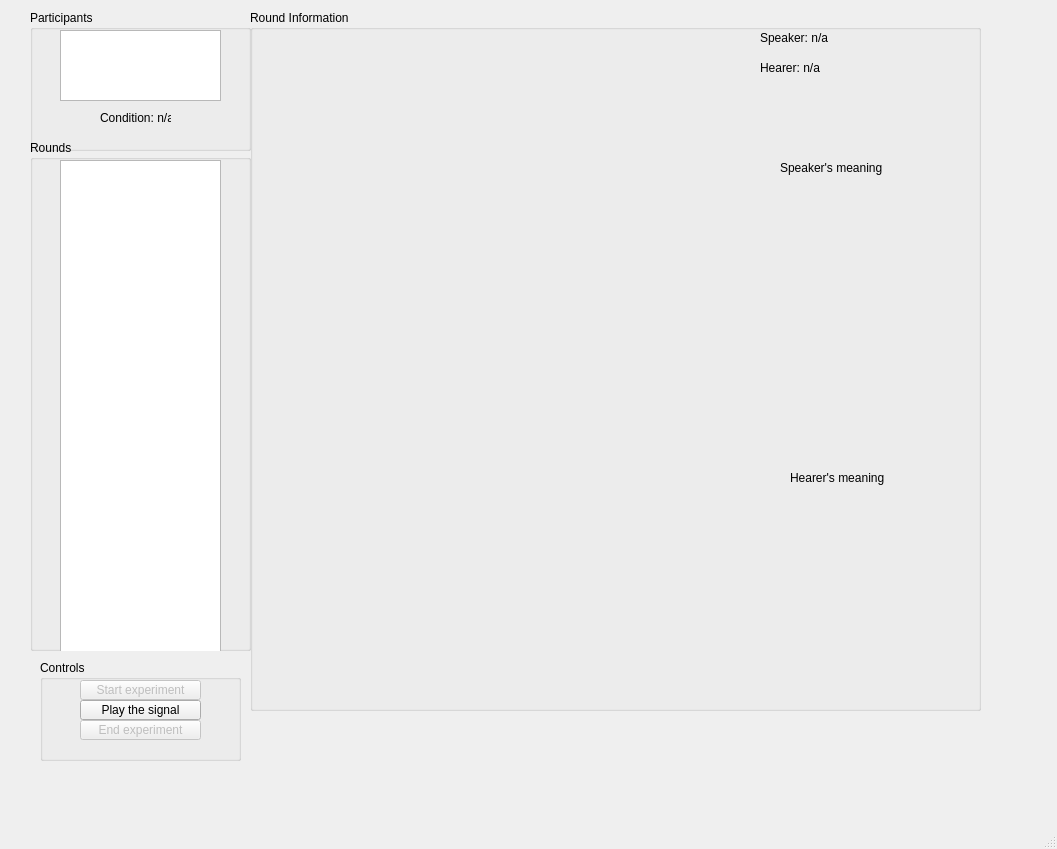
Above: qt_generated/ServerWindow.ui from keryil/leaparticulatorqt before the change. Below: the same form after it.
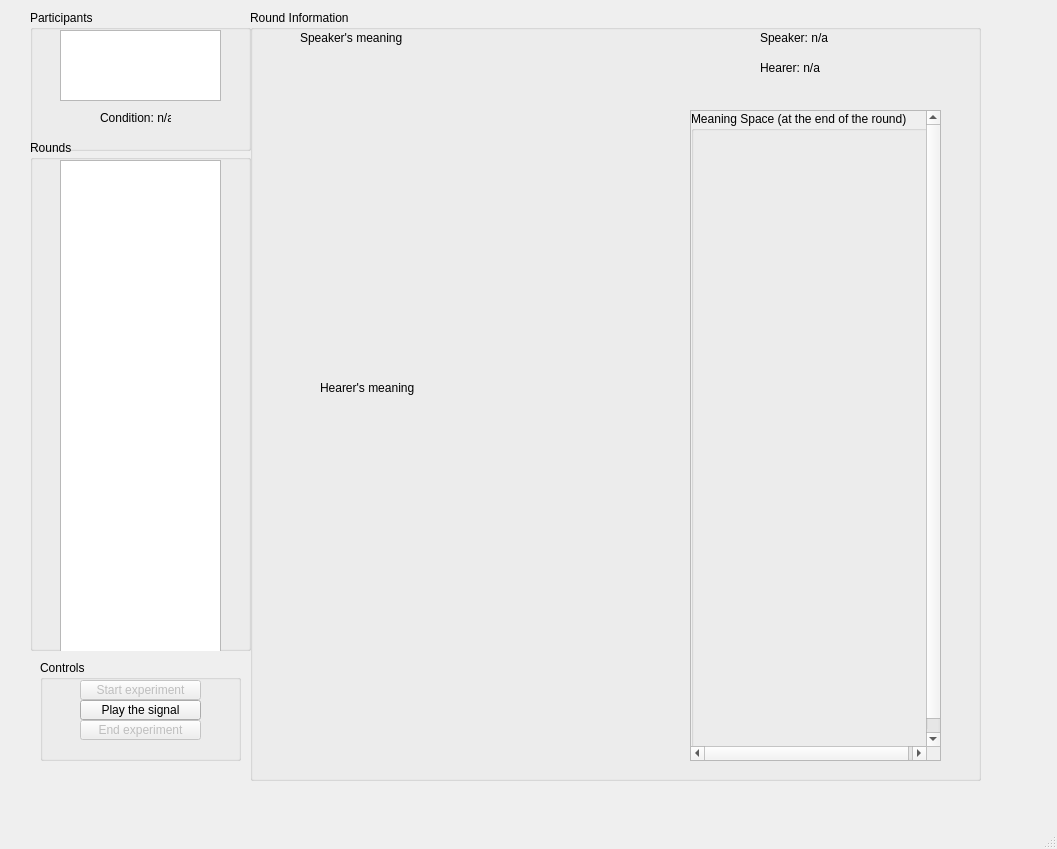
That is the form after the change.

Commit message: -We now display the meaning space in the server screen. -The logs contain the meaning space and the correct guess counts of each meaning for every round. -The experiment now starts right after both participants are ready, no need for doing anything on the server side.

Patch:
```diff
--- a/qt_generated/ServerWindow.ui
+++ b/qt_generated/ServerWindow.ui
@@ -79,7 +79,7 @@
       <x>250</x>
       <y>10</y>
       <width>731</width>
-      <height>701</height>
+      <height>771</height>
      </rect>
     </property>
     <property name="title">
@@ -88,8 +88,8 @@
     <widget class="QLabel" name="lblExpected">
      <property name="geometry">
       <rect>
-       <x>70</x>
-       <y>20</y>
+       <x>60</x>
+       <y>50</y>
        <width>330</width>
        <height>330</height>
       </rect>
@@ -108,7 +108,7 @@
      <property name="geometry">
       <rect>
        <x>70</x>
-       <y>350</y>
+       <y>400</y>
        <width>330</width>
        <height>330</height>
       </rect>
@@ -126,9 +126,9 @@
     <widget class="QLabel" name="label">
      <property name="geometry">
       <rect>
-       <x>530</x>
-       <y>150</y>
-       <width>111</width>
+       <x>50</x>
+       <y>20</y>
+       <width>121</width>
        <height>16</height>
       </rect>
      </property>
@@ -139,8 +139,8 @@
     <widget class="QLabel" name="label_2">
      <property name="geometry">
       <rect>
-       <x>540</x>
-       <y>460</y>
+       <x>70</x>
+       <y>370</y>
        <width>111</width>
        <height>16</height>
       </rect>
@@ -175,6 +175,60 @@
       <string>Hearer: n/a</string>
      </property>
     </widget>
+    <widget class="QScrollArea" name="scrollArea">
+     <property name="geometry">
+      <rect>
+       <x>440</x>
+       <y>100</y>
+       <width>251</width>
+       <height>651</height>
+      </rect>
+     </property>
+     <property name="verticalScrollBarPolicy">
+      <enum>Qt::ScrollBarAlwaysOn</enum>
+     </property>
+     <property name="horizontalScrollBarPolicy">
+      <enum>Qt::ScrollBarAlwaysOn</enum>
+     </property>
+     <property name="widgetResizable">
+      <bool>false</bool>
+     </property>
+     <widget class="QWidget" name="groupBox_5">
+      <property name="geometry">
+       <rect>
+        <x>0</x>
+        <y>0</y>
+        <width>239</width>
+        <height>649</height>
+       </rect>
+      </property>
+      <property name="sizePolicy">
+       <sizepolicy hsizetype="MinimumExpanding" vsizetype="MinimumExpanding">
+        <horstretch>0</horstretch>
+        <verstretch>0</verstretch>
+       </sizepolicy>
+      </property>
+      <widget class="QGroupBox" name="meaningSpace">
+       <property name="geometry">
+        <rect>
+         <x>0</x>
+         <y>0</y>
+         <width>261</width>
+         <height>651</height>
+        </rect>
+       </property>
+       <property name="sizePolicy">
+        <sizepolicy hsizetype="MinimumExpanding" vsizetype="MinimumExpanding">
+         <horstretch>0</horstretch>
+         <verstretch>0</verstretch>
+        </sizepolicy>
+       </property>
+       <property name="title">
+        <string>Meaning Space (at the end of the round)</string>
+       </property>
+      </widget>
+     </widget>
+    </widget>
    </widget>
    <widget class="QGroupBox" name="groupBox_4">
     <property name="geometry">
```
Left out of the diff: 2 changed lines with no effect on the pictures. The commit also changes 2 other files.
